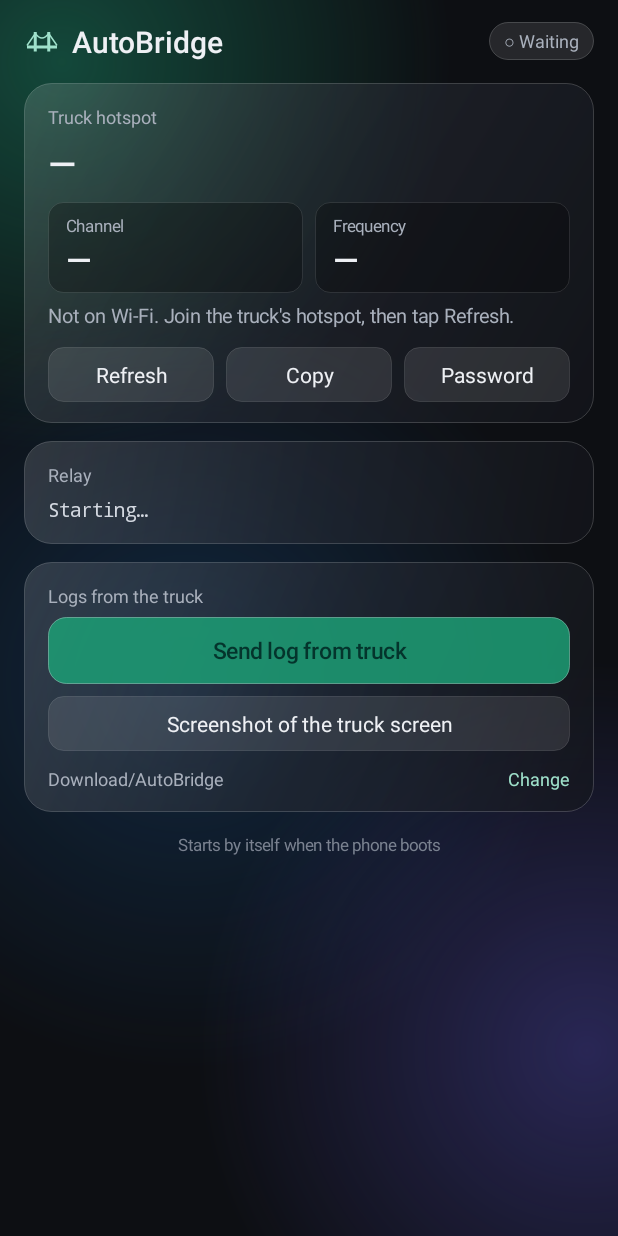
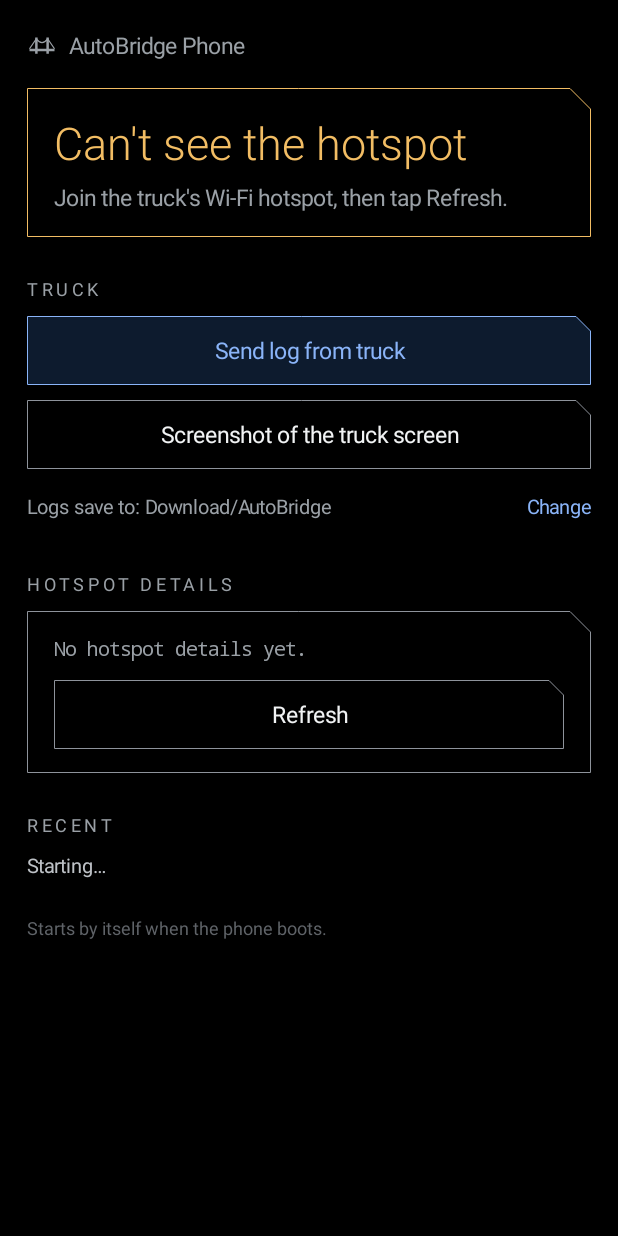
Before and after one commit to vlad8110/AutoBridge, an Android app: the screen it shows after launch (MainActivity), on a phone screen of 412 x 824 dp. Run offline under Robolectric (Android 15) with nearby library versions, the phone set to English and light mode, and no system bars.

Commit message:
feat: phone app in the truck's look, status first; settings/EQ polish and display bugs; review fixes

```diff
--- a/app/src/main/java/dev/autobridge/BridgeService.kt
+++ b/app/src/main/java/dev/autobridge/BridgeService.kt
@@ -55,7 +55,7 @@ class BridgeService : Service() {
         const val EXTRA_BOOT = "boot"
         /** Phone silent this long = gone. Its pings normally come every second or so (logged at session start). */
         /** No first ping this long after connecting: the handshake died (Wi-Fi dropped mid-way). */
-        const val FIRST_PING_MS = 20_000L
+        const val FIRST_PING_MS = 60_000L  // room for a new phone's first-time Android Auto screens
         const val PING_SILENCE_MS = 5_000L  // pings come every 1.0 s; the longest gap seen on the truck was 1.7 s
         var onStatus: ((String) -> Unit)? = null
         var onVideoActive: ((Boolean) -> Unit)? = null
--- a/app/src/main/java/dev/autobridge/TruckBar.kt
+++ b/app/src/main/java/dev/autobridge/TruckBar.kt
@@ -380,7 +380,7 @@ class TruckBar(context: Context) : FrameLayout(context) {
         private const val RED = 0xFFF28B82.toInt()
         private const val BLUE = 0xFF8AB4F8.toInt()
         private const val AMBER = 0xFFF2BD64.toInt()
-        private const val MINT = 0xFF5ED7BD.toInt()
+        private const val MINT = GREEN  // one green everywhere (was a separate mint that clashed)
         private const val LOW = 0xFFFF857D.toInt()
         private const val BRAKE = 0xFFFF857D.toInt()
         private const val DIM = 0xFF5F6368.toInt()
--- a/phone/src/main/java/dev/autobridge/phone/MainActivity.kt
+++ b/phone/src/main/java/dev/autobridge/phone/MainActivity.kt
@@ -2,19 +2,18 @@ package dev.autobridge.phone
 
 import android.Manifest
 import android.app.Activity
-import android.content.ClipData
-import android.content.ClipboardManager
 import android.content.Intent
+import android.content.pm.PackageManager
+import android.graphics.Canvas
+import android.graphics.Paint
+import android.graphics.Path
+import android.graphics.Typeface
+import android.graphics.drawable.Drawable
 import android.net.Uri
-import android.provider.DocumentsContract
-import android.content.pm.PackageManager
 import android.net.wifi.WifiManager
 import android.os.Build
 import android.os.Bundle
-import android.graphics.Typeface
-import android.graphics.drawable.ColorDrawable
-import android.graphics.drawable.GradientDrawable
-import android.graphics.drawable.LayerDrawable
+import android.provider.DocumentsContract
 import android.view.Gravity
 import android.view.View
 import android.widget.ImageView
@@ -24,149 +23,102 @@ import android.widget.TextView
 import android.widget.Toast
 
 /**
- * Starts the relay, shows what it's doing, and shows the Wi-Fi the phone is on, so a new truck's
- * hotspot details (name, BSSID, channel) can be copied into AutoBridge on that truck.
+ * The relay's screen, in the truck's own look (black, boxy panels with one cut corner): first whether the
+ * truck is connected and set up, then the log buttons, then the hotspot details for when something's off.
  */
 class MainActivity : Activity() {
-    private lateinit var ssidText: TextView
-    private lateinit var bssidText: TextView
-    private lateinit var channelText: TextView
-    private lateinit var mhzText: TextView
-    private lateinit var wifiNote: TextView
-    private lateinit var pill: TextView
-    private lateinit var statusText: TextView
+    private lateinit var headline: TextView
+    private lateinit var subline: TextView
+    private lateinit var statusPanel: LinearLayout
+    private lateinit var passwordButton: TextView
+    private lateinit var detailsText: TextView
+    private lateinit var activityText: TextView
     private lateinit var logText: TextView
     private var details: WifiDetails? = null
+    private var wifiProblem: String? = null
+    private var relayStatus = ""
 
     private fun dp(v: Int) = (v * resources.displayMetrics.density).toInt()
 
-    /** Smoky glass: a light sheen at the top fading into smoke, with a thin bright edge. */
-    private fun glass(radius: Int = 18) = GradientDrawable(GradientDrawable.Orientation.TL_BR,
-        intArrayOf(0x24FFFFFF, 0x8C282C36.toInt(), 0xA614161C.toInt())).apply {
-        cornerRadius = dp(radius).toFloat(); setStroke(dp(1), 0x2EFFFFFF)
+    private fun text(size: Float, color: Int = WHITE, light: Boolean = false, mono: Boolean = false) = TextView(this).apply {
+        textSize = size; setTextColor(color)
+        typeface = when { mono -> Typeface.MONOSPACE; light -> Typeface.create("sans-serif-light", Typeface.NORMAL); else -> Typeface.DEFAULT }
     }
-    private fun flat(color: Int, stroke: Int, radius: Int = 10) = GradientDrawable().apply {
-        setColor(color); cornerRadius = dp(radius).toFloat(); setStroke(dp(1), stroke)
+    /** The truck's small spaced section names, so both apps read as one product. */
+    private fun section(title: String) = text(12f, MUTED).apply { text = title; letterSpacing = 0.2f; setPadding(0, dp(26), 0, dp(10)) }
+    private fun panel(vararg views: View) = LinearLayout(this).apply {
+        orientation = LinearLayout.VERTICAL; background = Chamfer(BLACK, OUTLINE, dp(14).toFloat(), dp(1).toFloat())
+        setPadding(dp(18), dp(16), dp(18), dp(16)); views.forEach { addView(it) }
     }
-    private fun text(size: Float, color: Int = TEXT, bold: Boolean = false, mono: Boolean = false) = TextView(this).apply {
-        textSize = size; setTextColor(color)
-        typeface = when { mono -> Typeface.MONOSPACE; bold -> Typeface.create("sans-serif-medium", Typeface.NORMAL); else -> Typeface.DEFAULT }
+    private fun button(label: String, primary: Boolean = false, onClick: () -> Unit) = text(15f, if (primary) BLUE else WHITE).apply {
+        text = label; gravity = Gravity.CENTER; setPadding(dp(16), dp(13), dp(16), dp(13))
+        background = Chamfer(if (primary) NAVY else BLACK, if (primary) BLUE else OUTLINE, dp(10).toFloat(), dp(1).toFloat())
+        setOnClickListener { onClick() }
     }
-    private fun card(title: String, vararg views: View) = LinearLayout(this).apply {
-        orientation = LinearLayout.VERTICAL
-        background = glass(); setPadding(dp(16), dp(14), dp(16), dp(14))
-        addView(text(12f, MUTED).apply { this.text = title; setPadding(0, 0, 0, dp(6)) })
-        views.forEach { addView(it) }
-    }
-    private fun lp(top: Int = 0, weight: Float = 0f, w: Int = -1) = LinearLayout.LayoutParams(if (weight > 0) 0 else w, -2, weight).apply { topMargin = dp(top) }
-    private fun chipButton(label: String, onClick: () -> Unit) = text(14f).apply {
-        this.text = label; gravity = Gravity.CENTER; setPadding(0, dp(9), 0, dp(9))
-        background = flat(0x1AFFFFFF, 0x1FFFFFFF); setOnClickListener { onClick() }
-    }
-    /** Big value with a small label above it (channel, MHz). */
-    private fun tile(label: String, value: TextView) = LinearLayout(this).apply {
-        orientation = LinearLayout.VERTICAL; background = flat(0x47000000, 0x1AFFFFFF); setPadding(dp(12), dp(8), dp(12), dp(8))
-        addView(text(11f, MUTED).apply { text = label }); addView(value)
-    }
+    private fun lp(top: Int = 0) = LinearLayout.LayoutParams(-1, -2).apply { topMargin = dp(top) }
 
     override fun onCreate(savedInstanceState: Bundle?) {
         super.onCreate(savedInstanceState)
-        ssidText = text(24f, bold = true)
-        bssidText = text(15f, mono = true).apply { setPadding(0, dp(4), 0, 0) }
-        channelText = text(22f, bold = true)
-        mhzText = text(22f, bold = true)
-        wifiNote = text(13f, MUTED).apply { setPadding(0, dp(6), 0, 0) }
-        pill = text(12f).apply { setPadding(dp(10), dp(4), dp(10), dp(4)) }
-        statusText = text(13f, 0xFFD3D8E0.toInt(), mono = true).apply { setLineSpacing(dp(3).toFloat(), 1f) }
-        logText = text(12f, MUTED)
-        val request = text(15f, 0xFF04342C.toInt(), bold = true).apply {
-            text = "Send log from truck"; gravity = Gravity.CENTER; setPadding(0, dp(12), 0, dp(12))
-            background = flat(0xD91D9E75.toInt(), 0x809FE1CB.toInt(), 12)
-            setOnClickListener {
-                Thread {
-                    val ok = RelayService.requestLog()
-                    runOnUiThread {
-                        Toast.makeText(this@MainActivity, if (ok) "Asked the truck; the log arrives in a few seconds" else "The truck isn't connected to this phone", Toast.LENGTH_SHORT).show()
-                    }
-                }.start()
-            }
-        }
-        val change = text(12f, ACCENT).apply { text = "Change"; setOnClickListener { pickFolder() } }
+        // The one loud thing: the status line, big and coloured, readable from across the cab.
+        headline = text(30f, light = true)
+        subline = text(15f, MUTED).apply { setPadding(0, dp(6), 0, 0) }
+        passwordButton = button("Hotspot password") { editPassword() }.also { it.layoutParams = lp(16) }
+        statusPanel = panel(headline, subline, passwordButton)
+        detailsText = text(13f, MUTED, mono = true).apply { setLineSpacing(dp(3).toFloat(), 1f) }
+        activityText = text(13f, LIGHT).apply { setLineSpacing(dp(4).toFloat(), 1f) }
+        logText = text(13f, MUTED)
 
         val content = LinearLayout(this).apply {
             orientation = LinearLayout.VERTICAL
-            setPadding(dp(16), dp(14), dp(16), dp(14))
+            setPadding(dp(18), dp(20), dp(18), dp(28))
             addView(LinearLayout(context).apply {
                 gravity = Gravity.CENTER_VERTICAL
-                addView(ImageView(context).apply { setImageResource(R.drawable.ic_bridge); setColorFilter(ACCENT) }, LinearLayout.LayoutParams(dp(24), dp(24)))
-                addView(text(20f, bold = true).apply { text = "AutoBridge"; maxLines = 1; setPadding(dp(8), 0, dp(8), 0) })
-                addView(View(context), LinearLayout.LayoutParams(0, 0, 1f))  // pushes the pill right; 0 tall, or a bare View fills the screen
-                addView(pill)
+                addView(ImageView(context).apply { setImageResource(R.drawable.ic_bridge); setColorFilter(MUTED) }, LinearLayout.LayoutParams(dp(20), dp(20)))
+                addView(text(15f, MUTED).apply { text = "AutoBridge Phone"; setPadding(dp(8), 0, 0, 0) })
             })
-            addView(card("Truck hotspot", ssidText, bssidText,
-                LinearLayout(context).apply {
-                    addView(tile("Channel", channelText), lp(weight = 1f))
-                    addView(tile("Frequency", mhzText), lp(weight = 1f).apply { marginStart = dp(8) })
-                }.also { it.layoutParams = lp(10) },
-                wifiNote,
-                LinearLayout(context).apply {
-                    addView(chipButton("Refresh") { showWifi() }, lp(weight = 1f))
-                    addView(chipButton("Copy") { copyWifi() }, lp(weight = 1f).apply { marginStart = dp(8) })
-                    addView(chipButton("Password") { editPassword() }, lp(weight = 1f).apply { marginStart = dp(8) })
-                }.also { it.layoutParams = lp(12) }), lp(14))
-            addView(card("Relay", statusText), lp(12))
-            addView(card("Logs from the truck", request,
-                chipButton("Screenshot of the truck screen") {
-                    Thread {
-                        val ok = RelayService.requestScreenshot()
-                        runOnUiThread { Toast.makeText(this@MainActivity, if (ok) "Asked the truck; the screenshot arrives in a few seconds" else "The truck isn't connected to this phone", Toast.LENGTH_SHORT).show() }
-                    }.start()
-                }.also { it.layoutParams = lp(8) },
-                LinearLayout(context).apply {
-                    gravity = Gravity.CENTER_VERTICAL
-                    addView(logText, lp(weight = 1f)); addView(change)
-                }.also { it.layoutParams = lp(10) }), lp(12))
-            addView(text(11f, 0xFF7A8290.toInt()).apply { text = "Starts by itself when the phone boots"; gravity = Gravity.CENTER }, lp(14))
+            addView(statusPanel, lp(18))
+
+            addView(section("TRUCK"))
+            addView(button("Send log from truck", primary = true) {
+                ask(RelayService::requestLog, "Asked the truck; the log arrives in a few seconds")
+            })
+            addView(button("Screenshot of the truck screen") {
+                ask(RelayService::requestScreenshot, "Asked the truck; the screenshot arrives in a few seconds")
+            }, lp(10))
+            addView(LinearLayout(context).apply {
+                gravity = Gravity.CENTER_VERTICAL
+                addView(logText, LinearLayout.LayoutParams(0, -2, 1f))
+                addView(text(13f, BLUE).apply { text = "Change"; setPadding(dp(12), dp(8), 0, dp(8)); setOnClickListener { pickFolder() } })
+            }, lp(8))
+
+            addView(section("HOTSPOT DETAILS"))
+            addView(panel(detailsText, button("Refresh") { showWifi() }.also { it.layoutParams = lp(12) }))
+
+            addView(section("RECENT"))
+            addView(activityText)
+            addView(text(12f, DIM).apply { text = "Starts by itself when the phone boots."; setPadding(0, dp(24), 0, 0) })
         }
-        setContentView(ScrollView(this).apply {
-            isFillViewport = true
-            // Soft teal, blue and violet glows behind the glass cards.
-            background = LayerDrawable(arrayOf(
-                ColorDrawable(0xFF0D0F13.toInt()),
-                glow(0x661D9E75, 0.1f, 0.05f), glow(0x4D185FA5, 0.3f, 0.55f), glow(0x66534AB7, 0.95f, 0.85f),
-            ))
-            addView(content)
-        })
+        setContentView(ScrollView(this).apply { isFillViewport = true; setBackgroundColor(BLACK); addView(content) })
+
         val wanted = buildList {
-            add(Manifest.permission.ACCESS_FINE_LOCATION)  // Android only reveals SSID/BSSID with it
+            add(Manifest.permission.ACCESS_FINE_LOCATION)  // Android only reveals the hotspot name and BSSID with it
             if (Build.VERSION.SDK_INT >= 33) add(Manifest.permission.POST_NOTIFICATIONS)
         }.filter { checkSelfPermission(it) != PackageManager.PERMISSION_GRANTED }
         if (wanted.isNotEmpty()) requestPermissions(wanted.toTypedArray(), 1)
         RelayService.start(this)
     }
 
-    private fun glow(color: Int, x: Float, y: Float) = GradientDrawable().apply {
-        gradientType = GradientDrawable.RADIAL_GRADIENT; colors = intArrayOf(color, 0)
-        gradientRadius = dp(260).toFloat(); setGradientCenter(x, y)
-    }
-
-    private fun showStatus(all: String) {
-        val lines = all.lines().filter { it.isNotBlank() }
-        statusText.text = lines.takeLast(3).joinToString("\n") { it.replace(Regex("^(\\d\\d:\\d\\d):\\d\\d"), "$1") }
-        val last = lines.lastOrNull().orEmpty()
-        val (label, fg, bg) = when {
-            "running through the car" in last || "car log" in last || "Saved the car" in last -> Triple("● Connected", ACCENT, 0x2E5DCAA5)
-            else -> Triple("○ Waiting", MUTED, 0x1AFFFFFF)
-        }
-        pill.text = label; pill.setTextColor(fg); pill.background = flat(bg, 0x33FFFFFF, 999)
-    }
+    private fun ask(request: () -> Boolean, ok: String) = Thread {
+        val sent = request()
+        runOnUiThread { Toast.makeText(this, if (sent) ok else "The truck isn't connected to this phone", Toast.LENGTH_SHORT).show() }
+    }.start()
 
     override fun onRequestPermissionsResult(requestCode: Int, permissions: Array<out String>, grantResults: IntArray) = showWifi()
 
     override fun onResume() {
         super.onResume()
-        RelayService.onStatus = { s -> runOnUiThread { showStatus(s) } }
-        showStatus(RelayService.status)
+        RelayService.onStatus = { s -> runOnUiThread { relayStatus = s; render() } }
+        relayStatus = RelayService.status
         showWifi()
         showLogFolder()
     }
@@ -176,33 +128,57 @@ class MainActivity : Activity() {
         super.onPause()
     }
 
+    /** Running if the last session start comes after the last stop. */
+    private fun connected(): Boolean {
+        val lines = relayStatus.lines()
+        val started = lines.indexOfLast { RelayService.RUNNING in it }
+        val stopped = lines.indexOfLast { "stopped" in it || "Waiting for the truck" in it }
+        return started >= 0 && started > stopped
+    }
+
+    /** The status panel: one state, worded as what to do next. */
+    private fun render() {
+        val d = details
+        val pwSaved = d?.let { WifiDetails.password(this, it.ssid) != null } == true
+        val (title, color, sub) = when {
+            connected() -> Triple("Connected to the truck", GREEN,
+                (d?.let { "${it.ssid}, " } ?: "") + if (pwSaved) "password saved" else "password not saved here")
+            wifiProblem != null -> Triple("Can't see the hotspot", AMBER, wifiProblem!!)
+            d != null && !pwSaved -> Triple("Add the hotspot password", AMBER,
+                "On ${d.ssid}. A new truck gets its Wi-Fi details from here, so type it exactly as the truck shows it.")
+            else -> Triple("Waiting for the truck", WHITE,
+                (d?.let { "On ${it.ssid}, password saved. " } ?: "") + "Open AutoBridge on the truck.")
+        }
+        headline.text = title; headline.setTextColor(color); subline.text = sub
+        passwordButton.visibility = if (d != null) View.VISIBLE else View.GONE  // nothing to save it for until the hotspot shows
+        (statusPanel.background as Chamfer).stroke = if (color == WHITE) OUTLINE else color
+        statusPanel.background.invalidateSelf()
+        activityText.text = relayStatus.lines().filter { it.isNotBlank() }.takeLast(4)
+            .joinToString("\n") { it.replace(Regex("^(\\d\\d:\\d\\d):\\d\\d"), "$1") }
+    }
+
     private fun showWifi() {
         details = null
-        val problem = when {
+        wifiProblem = when {
             checkSelfPermission(Manifest.permission.ACCESS_FINE_LOCATION) != PackageManager.PERMISSION_GRANTED ->
-                "Allow Location so Android shows the Wi-Fi name and BSSID."
+                "Allow Location for AutoBridge Phone, so it can read the hotspot name."
             else -> {
                 val d = WifiDetails.current(getSystemService(WifiManager::class.java))
                 when {
-                    d == null -> "Not on Wi-Fi. Join the truck's hotspot, then tap Refresh."
-                    d.bssid.isEmpty() || d.bssid == "02:00:00:00:00:00" || d.ssid == "<unknown ssid>" ->
-                        "Turn on Location so Android shows the Wi-Fi details."
+                    d == null -> "Join the truck's Wi-Fi hotspot, then tap Refresh."
+                    !d.usable -> "Turn on Location on the phone, so it can read the hotspot name."
                     else -> { details = d; WifiDetails.remember(this, d); null }
                 }
             }
         }
-        val d = details
-        ssidText.text = d?.ssid ?: "—"
-        bssidText.text = d?.bssid ?: ""
-        bssidText.visibility = if (d == null) View.GONE else View.VISIBLE
-        channelText.text = d?.channel?.toString() ?: "—"
-        mhzText.text = d?.let { "${it.frequencyMhz} MHz" } ?: "—"
-        wifiNote.text = problem ?: d?.let { "${it.band} · password " + if (WifiDetails.password(this, it.ssid) != null) "saved, a new truck can set itself up" else "not saved" }
+        detailsText.text = details?.let { "${it.ssid}\nBSSID ${it.bssid}\nChannel ${it.channel}, ${it.band}, ${it.frequencyMhz} MHz" }
+            ?: "No hotspot details yet."
+        render()
     }
 
     private fun showLogFolder() {
-        val folder = LogSaver.folder(this)?.let { DocumentsContract.getTreeDocumentId(it).substringAfter(':').ifEmpty { "(storage root)" } }
-        logText.text = folder ?: "Download/AutoBridge"
+        val folder = LogSaver.folder(this)?.let { DocumentsContract.getTreeDocumentId(it).substringAfter(':').ifEmpty { "storage root" } }
+        logText.text = "Logs save to: ${folder ?: "Download/AutoBridge"}"
     }
 
     private fun pickFolder() = startActivityForResult(Intent(Intent.ACTION_OPEN_DOCUMENT_TREE), PICK_FOLDER)
@@ -216,13 +192,6 @@ class MainActivity : Activity() {
         showLogFolder()
     }
 
-    private companion object {
-        const val PICK_FOLDER = 2
-        const val TEXT = 0xFFEEF0F4.toInt()
-        const val MUTED = 0xFFA9B0BC.toInt()
-        const val ACCENT = 0xFF9FE1CB.toInt()
-    }
-
     /** Saved per hotspot name; a truck with no Wi-Fi details gets it from here (Android never shows apps saved passwords). */
     private fun editPassword() {
         val d = details ?: return Toast.makeText(this, "Join the truck's hotspot first", Toast.LENGTH_SHORT).show()
@@ -230,7 +199,9 @@ class MainActivity : Activity() {
             hint = "Hotspot password"; setText(WifiDetails.password(context, d.ssid) ?: "")
             inputType = android.text.InputType.TYPE_CLASS_TEXT or android.text.InputType.TYPE_TEXT_VARIATION_PASSWORD
         }
-        android.app.AlertDialog.Builder(this).setTitle("${d.ssid} password").setView(field)
+        android.app.AlertDialog.Builder(this).setTitle("${d.ssid} password")
+            .setMessage("Type it exactly as the truck's hotspot settings show it. It's case sensitive.")
+            .setView(field)
             .setPositiveButton("Save") { _, _ ->
                 val pw = field.text.toString()
                 if (pw.length !in 8..63) Toast.makeText(this, "A hotspot password is 8 to 63 characters", Toast.LENGTH_SHORT).show()
@@ -239,9 +210,35 @@ class MainActivity : Activity() {
             .setNegativeButton("Cancel", null).show()
     }
 
-    private fun copyWifi() {
-        val d = details ?: return Toast.makeText(this, "No Wi-Fi details to copy yet", Toast.LENGTH_SHORT).show()
-        getSystemService(ClipboardManager::class.java).setPrimaryClip(ClipData.newPlainText("Car Wi-Fi", d.asText()))
-        Toast.makeText(this, "Copied", Toast.LENGTH_SHORT).show()
+    /** The truck's panel shape: square, top-right corner cut on a diagonal, thin outline (as TruckBar.Chamfer). */
+    private class Chamfer(private val fill: Int, var stroke: Int, private val cut: Float, private val w: Float) : Drawable() {
+        private val p = Paint(Paint.ANTI_ALIAS_FLAG)
+        override fun draw(c: Canvas) {
+            val b = bounds; val h = w / 2
+            val path = Path().apply {
+                moveTo(b.left + h, b.top + h); lineTo(b.right - cut, b.top + h); lineTo(b.right - h, b.top + cut)
+                lineTo(b.right - h, b.bottom - h); lineTo(b.left + h, b.bottom - h); close()
+            }
+            p.style = Paint.Style.FILL; p.color = fill; c.drawPath(path, p)
+            p.style = Paint.Style.STROKE; p.strokeWidth = w; p.color = stroke; c.drawPath(path, p)
+        }
+        override fun setAlpha(alpha: Int) {}
+        override fun setColorFilter(cf: android.graphics.ColorFilter?) {}
+        @Deprecated("Drawable API") override fun getOpacity() = android.graphics.PixelFormat.TRANSLUCENT
+    }
+
+    private companion object {
+        const val PICK_FOLDER = 2
+        // The truck app's palette (SettingsPanel / TruckBar), so both read as one product.
+        const val BLACK = 0xFF000000.toInt()
+        const val WHITE = 0xFFF1F3F4.toInt()
+        const val LIGHT = 0xFFBDC1C6.toInt()
+        const val MUTED = 0xFF9AA0A6.toInt()
+        const val DIM = 0xFF5F6368.toInt()
+        const val OUTLINE = 0xFF8E939B.toInt()
+        const val BLUE = 0xFF8AB4F8.toInt()
+        const val NAVY = 0xFF0D1B2E.toInt()
+        const val GREEN = 0xFF81C995.toInt()
+        const val AMBER = 0xFFF2BD64.toInt()
     }
 }
--- a/phone/src/main/res/values/themes.xml
+++ b/phone/src/main/res/values/themes.xml
@@ -3,8 +3,8 @@
     <!-- No title bar: the app draws its own header. Opting out of edge-to-edge keeps content below the status bar. -->
     <style name="AutoBridgePhone" parent="@android:style/Theme.DeviceDefault.NoActionBar">
         <item name="android:windowOptOutEdgeToEdgeEnforcement" tools:targetApi="35">true</item>
-        <item name="android:statusBarColor">#0D0F13</item>
-        <item name="android:navigationBarColor">#0D0F13</item>
+        <item name="android:statusBarColor">#000000</item>
+        <item name="android:navigationBarColor">#000000</item>
         <item name="android:windowBackground">@android:color/black</item>
     </style>
 </resources>
```
Also changed, not shown: app/src/main/java/dev/autobridge/BatteryPanel.kt (+5 -4 lines), app/src/main/java/dev/autobridge/EqPanel.kt (+13 -9 lines), app/src/main/java/dev/autobridge/Logs.kt (+5 -2 lines), app/src/main/java/dev/autobridge/SettingsPanel.kt (+29 -17 lines), phone/src/main/java/dev/autobridge/phone/RelayService.kt (+22 -13 lines), 2 other files.
